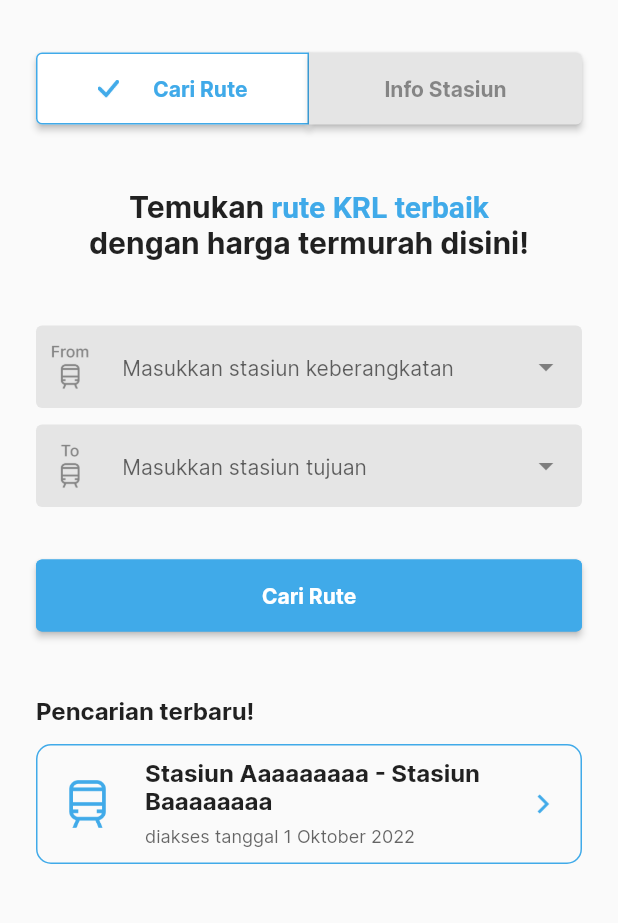
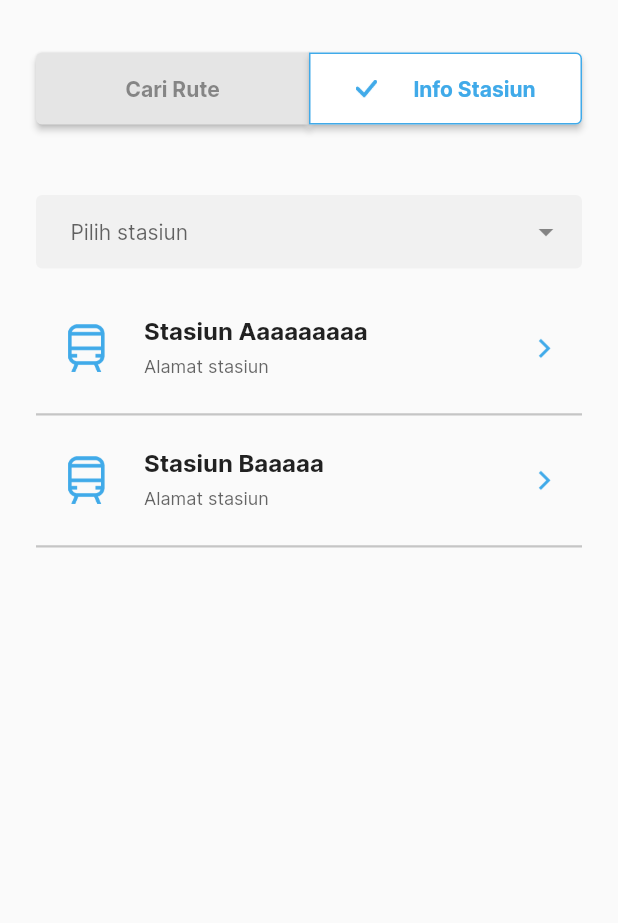
Before and after one commit to fullvelocity1/MPPL-Kel2, a Flutter app: the FindRoute screen opened directly, after a tap on "Info Stasiun", on a phone screen of 412 x 824 dp, the part 111-1034 px from its top. Run offline on Flutter 3.47's test engine with Material 2 defaults, Android fonts, the phone set to English and light mode, and no system bars; drawn by our look-alikes of dropdown_search.

Commit message:
draft info stasiun

```diff
--- a/lib/main.dart
+++ b/lib/main.dart
@@ -1,6 +1,5 @@
 import 'package:flutter/material.dart';
 import 'package:krl_info/constants.dart';
-import 'package:krl_info/screens/home_screen/find_route.dart';
 import 'package:krl_info/screens/login/first_screen.dart';
 
 void main() {
@@ -18,7 +17,7 @@
       theme: ThemeData().copyWith(
         colorScheme: const ColorScheme.light(primary: primColor),
       ),
-      home: const FindRoute(),
+      home: const FirstScreen(),
     );
   }
 }
--- a/lib/screens/login/login_screen.dart
+++ b/lib/screens/login/login_screen.dart
@@ -1,6 +1,7 @@
 import 'package:flutter/material.dart';
 import 'package:krl_info/constants.dart';
 import 'package:krl_info/screens/login/register_screen.dart';
+import 'package:krl_info/screens/main_screen/find_route.dart';
 import 'components/text_field_form.dart';
 
 class Login extends StatefulWidget {
@@ -63,7 +64,14 @@
                                 RoundedRectangleBorder(
                                     borderRadius: BorderRadius.circular(4),
                                     side: const BorderSide(color: primColor)))),
-                        onPressed: () {},
+                        onPressed: () {
+                          Navigator.push(
+                            context,
+                            MaterialPageRoute(
+                                builder: (context) =>
+                                    const FindRoute()), // coba doangg
+                          );
+                        },
                         child: const Text("Login Now",
                             style: TextStyle(
                                 fontFamily: 'Inter',
--- /dev/null
+++ b/lib/screens/main_screen/components/app_title_n_profile.dart
@@ -0,0 +1,19 @@
+import 'package:flutter/material.dart';
+import 'package:krl_info/screens/login/components/app_title.dart';
+
+class AppTitleNProfile extends StatelessWidget {
+  const AppTitleNProfile({
+    Key? key,
+  }) : super(key: key);
+
+  @override
+  Widget build(BuildContext context) {
+    return Row(
+      mainAxisAlignment: MainAxisAlignment.spaceBetween,
+      children: const <Widget>[
+        AppTitle(),
+        Image(image: AssetImage('assets/images/carbon_user-avatar-filled.png')),
+      ],
+    );
+  }
+}
--- a/lib/screens/home_screen/find_route.dart
+++ b/lib/screens/main_screen/find_route.dart
@@ -1,7 +1,9 @@
 import 'package:flutter/material.dart';
 import 'package:krl_info/constants.dart';
-import 'package:krl_info/screens/login/components/app_title.dart';
 import 'package:dropdown_search/dropdown_search.dart';
+import 'package:krl_info/screens/main_screen/station_info.dart';
+
+import 'components/app_title_n_profile.dart';
 
 class FindRoute extends StatefulWidget {
   const FindRoute({super.key});
@@ -21,15 +23,7 @@
         child: Column(
           children: <Widget>[
             // App Title and Profile
-            Row(
-              mainAxisAlignment: MainAxisAlignment.spaceBetween,
-              children: const <Widget>[
-                AppTitle(),
-                Image(
-                    image: AssetImage(
-                        'assets/images/carbon_user-avatar-filled.png')),
-              ],
-            ),
+            const AppTitleNProfile(),
             const SizedBox(height: 35),
             // Button Page
             Row(
@@ -38,7 +32,6 @@
                 Expanded(
                     flex: 1,
                     child: SizedBox(
-                      width: size.width,
                       height: 48,
                       child: ElevatedButton(
                           style: ButtonStyle(
@@ -76,7 +69,6 @@
                 Expanded(
                   flex: 1,
                   child: SizedBox(
-                    width: size.width,
                     height: 48,
                     child: ElevatedButton(
                         style: ButtonStyle(
@@ -91,7 +83,13 @@
                                   topRight: Radius.circular(4),
                                   bottomRight: Radius.circular(4)),
                             ))),
-                        onPressed: () {},
+                        onPressed: () {
+                          Navigator.push(
+                            context,
+                            MaterialPageRoute(
+                                builder: (context) => const StationInfo()),
+                          );
+                        },
                         child: const Text("Info Stasiun",
                             style: TextStyle(
                                 fontFamily: 'Inter',
--- /dev/null
+++ b/lib/screens/main_screen/station_info.dart
@@ -0,0 +1,250 @@
+import 'package:dropdown_search/dropdown_search.dart';
+import 'package:flutter/material.dart';
+import 'package:krl_info/constants.dart';
+import 'package:krl_info/screens/main_screen/find_route.dart';
+import 'package:krl_info/screens/main_screen/station_info_detail.dart';
+
+import 'components/app_title_n_profile.dart';
+
+class StationInfo extends StatefulWidget {
+  const StationInfo({super.key});
+
+  @override
+  State<StationInfo> createState() => _StationInfoState();
+}
+
+class _StationInfoState extends State<StationInfo> {
+  @override
+  Widget build(BuildContext context) {
+    return Scaffold(
+      body: SingleChildScrollView(
+        child: Container(
+          padding: const EdgeInsets.only(right: 24, left: 24, top: 42),
+          child: Column(children: <Widget>[
+            const AppTitleNProfile(),
+            const SizedBox(height: 35),
+            // Button Page
+            Row(
+              children: [
+                // "Cari Rute" Page Button
+                Expanded(
+                  flex: 1,
+                  child: SizedBox(
+                    height: 48,
+                    child: ElevatedButton(
+                        style: ButtonStyle(
+                            foregroundColor: MaterialStateProperty.all<Color>(
+                                const Color.fromRGBO(37, 37, 37, 0.5)),
+                            backgroundColor: MaterialStateProperty.all<Color>(
+                                const Color.fromARGB(255, 229, 229, 229)),
+                            shape: MaterialStateProperty.all<
+                                    RoundedRectangleBorder>(
+                                const RoundedRectangleBorder(
+                              borderRadius: BorderRadius.only(
+                                  topLeft: Radius.circular(4),
+                                  bottomLeft: Radius.circular(4)),
+                            ))),
+                        onPressed: () {
+                          Navigator.push(
+                            context,
+                            MaterialPageRoute(
+                                builder: (context) => const FindRoute()),
+                          );
+                        },
+                        child: const Text("Cari Rute",
+                            style: TextStyle(
+                                fontFamily: 'Inter',
+                                fontWeight: FontWeight.w700,
+                                fontSize: 14))),
+                  ),
+                ),
+                // "Info Stasiun" Page Button
+                Expanded(
+                    flex: 1,
+                    child: SizedBox(
+                      height: 48,
+                      child: ElevatedButton(
+                          style: ButtonStyle(
+                              foregroundColor:
+                                  MaterialStateProperty.all<Color>(primColor),
+                              backgroundColor: MaterialStateProperty.all<Color>(
+                                  Colors.white),
+                              shape: MaterialStateProperty.all<
+                                      RoundedRectangleBorder>(
+                                  const RoundedRectangleBorder(
+                                      borderRadius: BorderRadius.only(
+                                          topRight: Radius.circular(4),
+                                          bottomRight: Radius.circular(4)),
+                                      side: BorderSide(color: primColor)))),
+                          onPressed: () {},
+                          child: Padding(
+                            padding: const EdgeInsets.symmetric(horizontal: 15),
+                            child: Row(
+                              mainAxisAlignment: MainAxisAlignment.spaceBetween,
+                              children: const <Widget>[
+                                Image(
+                                    height: 12,
+                                    image: AssetImage(
+                                        'assets/images/icons_check.png')),
+                                Text("Info Stasiun",
+                                    style: TextStyle(
+                                        fontFamily: 'Inter',
+                                        fontWeight: FontWeight.w700,
+                                        fontSize: 14)),
+                              ],
+                            ),
+                          )),
+                    )),
+              ],
+            ),
+            const SizedBox(height: 47),
+            DropdownSearch<String>(
+              popupProps: const PopupProps.menu(
+                showSelectedItems: true,
+                showSearchBox: true,
+              ),
+              items: ["ini", "mau", "diganti", "Search", "Box?"],
+              dropdownDecoratorProps: const DropDownDecoratorProps(
+                dropdownSearchDecoration: InputDecoration(
+                    contentPadding:
+                        EdgeInsets.only(left: 23, top: 15, bottom: 15),
+                    hintText: "Pilih stasiun",
+                    hintStyle: TextStyle(fontFamily: 'Inter', fontSize: 14),
+                    border: OutlineInputBorder(
+                      borderSide: BorderSide(
+                        width: 0,
+                        style: BorderStyle.none,
+                      ),
+                    ),
+                    filled: true,
+                    fillColor: Color.fromRGBO(37, 37, 37, 0.04)),
+              ),
+              onChanged: print,
+            ),
+            const SizedBox(height: 10),
+            InkWell(
+              onTap: () {
+                Navigator.push(
+                  context,
+                  MaterialPageRoute(
+                      builder: (context) => const StationInfoDetail()),
+                );
+              },
+              child: Container(
+                height: 88,
+                decoration: const BoxDecoration(
+                  border: Border(
+                    bottom: BorderSide(
+                        width: 1.5, color: Color.fromRGBO(37, 37, 37, 0.25)),
+                  ),
+                ),
+                child: Row(children: const <Widget>[
+                  Expanded(
+                    flex: 1,
+                    child: Padding(
+                      padding: EdgeInsets.only(left: 15),
+                      child: Image(
+                          height: 32,
+                          image: AssetImage('assets/images/carbon_train.png')),
+                    ),
+                  ),
+                  Expanded(
+                      flex: 5,
+                      child: Padding(
+                        padding: EdgeInsets.only(left: 20),
+                        child: Text.rich(
+                          TextSpan(
+                            children: <TextSpan>[
+                              TextSpan(text: 'Stasiun Aaaaaaaaa'),
+                              TextSpan(
+                                  text: '\nAlamat stasiun',
+                                  style: TextStyle(
+                                      height: 2,
+                                      fontSize: 12,
+                                      fontFamily: 'Inter',
+                                      fontWeight: FontWeight.w100,
+                                      color: Color.fromRGBO(37, 37, 37, 0.7))),
+                            ],
+                          ),
+                          textAlign: TextAlign.left,
+                          style: TextStyle(
+                              fontSize: 16.0,
+                              fontFamily: 'Inter',
+                              fontWeight: FontWeight.w700),
+                        ),
+                      )),
+                  Expanded(
+                    flex: 1,
+                    child: Image(
+                        height: 24,
+                        image: AssetImage('assets/images/arrow.png')),
+                  ),
+                ]),
+              ),
+            ),
+            InkWell(
+              onTap: () {
+                Navigator.push(
+                  context,
+                  MaterialPageRoute(
+                      builder: (context) => const StationInfoDetail()),
+                );
+              },
+              child: Container(
+                height: 88,
+                decoration: const BoxDecoration(
+                  border: Border(
+                    bottom: BorderSide(
+                        width: 1.5, color: Color.fromRGBO(37, 37, 37, 0.25)),
+                  ),
+                ),
+                child: Row(children: const <Widget>[
+                  Expanded(
+                    flex: 1,
+                    child: Padding(
+                      padding: EdgeInsets.only(left: 15),
+                      child: Image(
+                          height: 32,
+                          image: AssetImage('assets/images/carbon_train.png')),
+                    ),
+                  ),
+                  Expanded(
+                      flex: 5,
+                      child: Padding(
+                        padding: EdgeInsets.only(left: 20),
+                        child: Text.rich(
+                          TextSpan(
+                            children: <TextSpan>[
+                              TextSpan(text: 'Stasiun Baaaaa'),
+                              TextSpan(
+                                  text: '\nAlamat stasiun',
+                                  style: TextStyle(
+                                      height: 2,
+                                      fontSize: 12,
+                                      fontFamily: 'Inter',
+                                      fontWeight: FontWeight.w100,
+                                      color: Color.fromRGBO(37, 37, 37, 0.7))),
+                            ],
+                          ),
+                          textAlign: TextAlign.left,
+                          style: TextStyle(
+                              fontSize: 16.0,
+                              fontFamily: 'Inter',
+                              fontWeight: FontWeight.w700),
+                        ),
+                      )),
+                  Expanded(
+                    flex: 1,
+                    child: Image(
+                        height: 24,
+                        image: AssetImage('assets/images/arrow.png')),
+                  ),
+                ]),
+              ),
+            ),
+          ]),
+        ),
+      ),
+    );
+  }
+}
--- /dev/null
+++ b/lib/screens/main_screen/station_info_detail.dart
@@ -0,0 +1,61 @@
+import 'package:flutter/material.dart';
+import 'package:krl_info/constants.dart';
+import 'package:krl_info/screens/login/components/app_title.dart';
+
+class StationInfoDetail extends StatelessWidget {
+  const StationInfoDetail({super.key});
+
+  @override
+  Widget build(BuildContext context) {
+    Size size = MediaQuery.of(context).size;
+    return Scaffold(
+      body: Column(children: <Widget>[
+        // Station Image
+        Expanded(
+          flex: 1,
+          child: Container(
+            width: size.width,
+            decoration: const BoxDecoration(
+                image: DecorationImage(
+                    fit: BoxFit.fitWidth,
+                    image: AssetImage('assets/images/trainImage.png'))),
+          ),
+        ),
+        // Information
+        Expanded(
+            flex: 2,
+            child: SingleChildScrollView(
+              child: Container(
+                padding: const EdgeInsets.only(right: 24, left: 24, top: 31),
+                child: Column(
+                    crossAxisAlignment: CrossAxisAlignment.start,
+                    children: const <Widget>[
+                      Image(
+                          height: 30,
+                          image: AssetImage('assets/images/carbon_train.png')),
+                      SizedBox(height: 15),
+                      DescriptionText(),
+                    ]),
+              ),
+            ))
+      ]),
+    );
+  }
+}
+
+class DescriptionText extends StatelessWidget {
+  const DescriptionText({
+    Key? key,
+  }) : super(key: key);
+
+  @override
+  Widget build(BuildContext context) {
+    return const Text(
+      'Temukan rute KRL terbaik dan dapatkan info-info stasiun KRL yang belum kamu ketahui disini!',
+      style: TextStyle(
+        fontFamily: 'Inter',
+        fontSize: 16,
+      ),
+    );
+  }
+}
```
